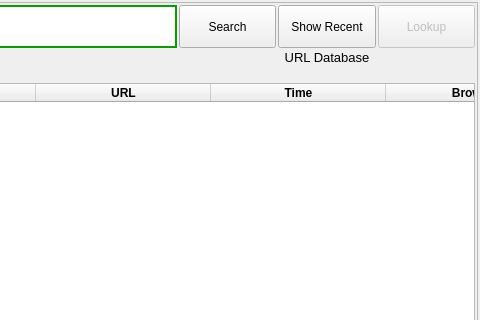
First picture: the form in ui/url-display.ui, repository berndhs/arado, before the edit; both pictures show x 320 to 800 and y 0 to 320 of the 800 by 548 pixel window.
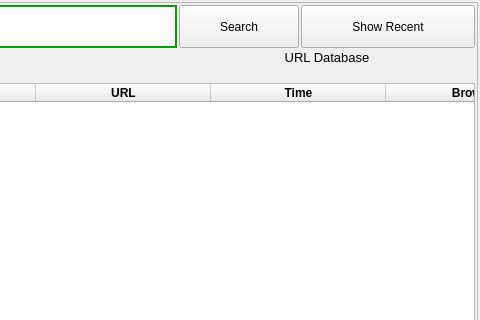
Second picture: the form after the edit. Icons and pictures are not drawn.

Commit message: close button, cosmetics

Patch:
```diff
--- a/ui/url-display.ui
+++ b/ui/url-display.ui
@@ -36,8 +36,8 @@
        <rect>
         <x>0</x>
         <y>0</y>
-        <width>878</width>
-        <height>510</height>
+        <width>780</width>
+        <height>528</height>
        </rect>
       </property>
       <property name="sizePolicy">
@@ -254,41 +254,6 @@
              </property>
             </widget>
            </item>
-           <item>
-            <widget class="QPushButton" name="crawlButton">
-             <property name="enabled">
-              <bool>false</bool>
-             </property>
-             <property name="sizePolicy">
-              <sizepolicy hsizetype="Expanding" vsizetype="Fixed">
-               <horstretch>0</horstretch>
-               <verstretch>0</verstretch>
-              </sizepolicy>
-             </property>
-             <property name="minimumSize">
-              <size>
-               <width>0</width>
-               <height>43</height>
-              </size>
-             </property>
-             <property name="toolTip">
-              <string>Lookup: Crawl all selected URLs for more URLs from this context.</string>
-             </property>
-             <property name="text">
-              <string>Lookup</string>
-             </property>
-             <property name="icon">
-              <iconset resource="../arado.qrc">
-               <normaloff>:/images/wizard.png</normaloff>:/images/wizard.png</iconset>
-             </property>
-             <property name="iconSize">
-              <size>
-               <width>32</width>
-               <height>32</height>
-              </size>
-             </property>
-            </widget>
-           </item>
           </layout>
          </item>
          <item row="1" column="0">
```
The commit also changes 3 other files.
